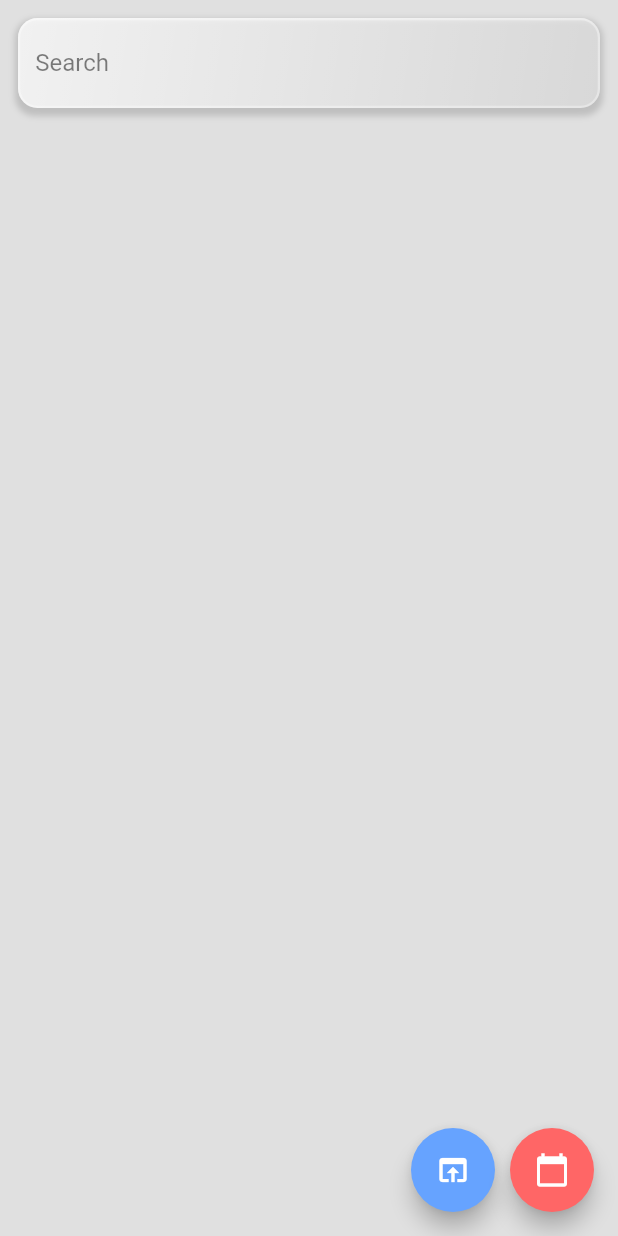
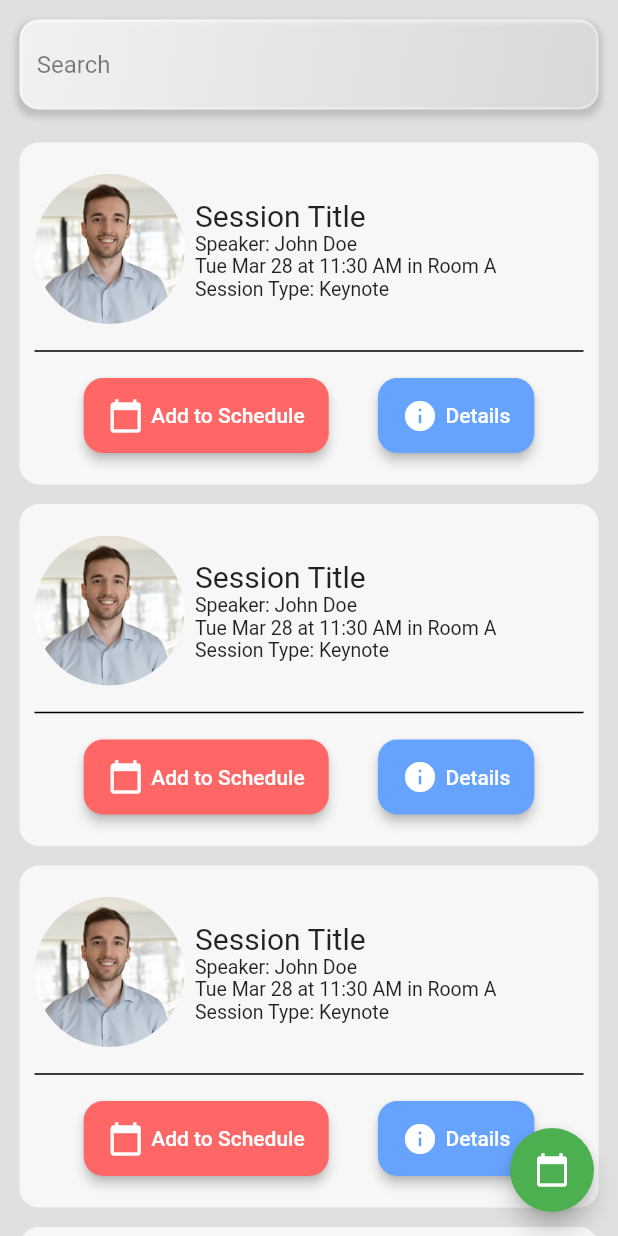
Before and after one commit to rtstudios/iands, a Flutter app: the SessionsPage screen opened by its route, on a phone screen of 412 x 824 dp. Run offline on Flutter 3.47's test engine with Material 2 defaults, Android fonts, the phone set to English and light mode, and no system bars; Roboto replaces fonts that are missing (Futura).

Commit message:
created boilerplate code for session list items

```diff
--- a/lib/SessionsPage.dart
+++ b/lib/SessionsPage.dart
@@ -19,31 +19,17 @@ class _SessionsPageState extends State<SessionsPage> {
         elevation: 0,
         backgroundColor: const Color.fromARGB(255, 17, 93, 196),
       ),
-      floatingActionButton: Row(
-        mainAxisAlignment: MainAxisAlignment.end,
-        children: [
-          FloatingActionButton(
-            backgroundColor: Color.fromARGB(255, 102, 163, 255),
-            child: Icon(Icons.open_in_browser, color: Colors.white),
-            onPressed: () {}
-          ),
-          Padding(
-            padding: const EdgeInsets.fromLTRB(10, 0, 0, 0),
-            child: FloatingActionButton(
-              backgroundColor: Color.fromARGB(255, 255, 102, 102),
-              child: Icon(Icons.calendar_today, color: Colors.white),
-              onPressed: () {}
-            ),
-          ),
-        ],
-      ),
+      floatingActionButton: FloatingActionButton(
+        backgroundColor: Colors.green,
+        child: Icon(Icons.calendar_today, color: Colors.white),
+        onPressed: () {}
+      ), // sort this out later; gives an error because the floating buttons are in a row
       body: Center(
-        child: Padding(
-          padding: const EdgeInsets.all(12),
-          child: Column(
-            mainAxisAlignment: MainAxisAlignment.start,
-            children: <Widget>[
-              Container(
+        child: ListView(
+          children: <Widget>[
+            Padding(
+              padding: const EdgeInsets.fromLTRB(13, 13, 13, 22),
+              child: Container(
                 width: double.infinity,
                 height: 60,
                 decoration: BoxDecoration(
@@ -87,10 +73,160 @@ class _SessionsPageState extends State<SessionsPage> {
                   ),
                 ),
               ),
-            ],
-          ),
+            ),
+            SessionListItem(),
+            SessionListItem(),
+            SessionListItem(),
+            SessionListItem(),
+          ],
         ),
       ),
     );
   }
 }
+
+class SessionListItem extends StatefulWidget {
+  const SessionListItem({ Key? key }) : super(key: key);
+
+  @override
+  State<SessionListItem> createState() => _SessionListItemState();
+}
+
+class _SessionListItemState extends State<SessionListItem> {
+  @override
+  Widget build(BuildContext context) {
+    return Padding(
+      padding: const EdgeInsets.fromLTRB(13, 0, 13, 13),
+      child: Container(
+        width: double.infinity,
+        height: 228,
+        decoration: BoxDecoration(
+          color: Color.fromARGB(255, 247, 247, 247),
+          borderRadius: BorderRadius.circular(13),
+        ),
+        child: Column(
+          mainAxisAlignment: MainAxisAlignment.center,
+          children: [
+            Padding(
+              padding: const EdgeInsets.all(10),
+              child: Row(
+                children: [
+                  ClipRRect(
+                    borderRadius: BorderRadius.circular(100),
+                    child: Image(
+                      width: 100,
+                      height: 100,
+                      fit: BoxFit.fitHeight,
+                      image: AssetImage("lib/assets/pfp.jpg"),
+                    ),
+                  ),
+                  Padding(
+                    padding: const EdgeInsets.fromLTRB(7, 0, 0, 0),
+                    child: Column(
+                      crossAxisAlignment: CrossAxisAlignment.start,
+                      children: [
+                        Text(
+                          "Session Title",
+                          style: TextStyle(
+                            fontFamily: "Futura",
+                            fontSize: 20,
+                          ),
+                        ),
+                        Text(
+                          "Speaker: John Doe",
+                          style: TextStyle(
+                            fontFamily: "Futura",
+                            fontSize: 13,
+                          ),
+                        ),
+                        Text(
+                          "Tue Mar 28 at 11:30 AM in Room A",
+                          style: TextStyle(
+                            fontFamily: "Futura",
+                            fontSize: 13,
+                          ),
+                        ),
+                        Text(
+                          "Session Type: Keynote",
+                          style: TextStyle(
+                            fontFamily: "Futura",
+                            fontSize: 13,
+                          ),
+                        ),
+                      ],
+                    ),
+                  ),
+                ],
+              ),
+            ),
+            Padding(
+              padding: const EdgeInsets.fromLTRB(10, 0, 10, 0),
+              child: Divider(
+                thickness: 1,
+                color: Colors.black,
+              ),
+            ),
+            Padding(
+              padding: const EdgeInsets.all(10),
+              child: Row(
+                mainAxisAlignment: MainAxisAlignment.spaceEvenly,
+                children: [
+                  MaterialButton(
+                    color: Color.fromARGB(255, 255, 102, 102),
+                    height: 50,
+                    minWidth: 100,
+                    elevation: 3,
+                    shape: RoundedRectangleBorder(
+                      borderRadius: BorderRadius.circular(13),
+                    ),
+                    child: Row(
+                      children: [
+                        Padding(
+                          padding: const EdgeInsets.fromLTRB(0, 0, 5, 0),
+                          child: Icon(Icons.calendar_today, color: Colors.white),
+                        ),
+                        Text(
+                          "Add to Schedule",
+                          style: TextStyle(
+                            color: Colors.white,
+                            fontFamily: "Futura",
+                          ),
+                        ),
+                      ],
+                    ),
+                    onPressed: () {},
+                  ),
+                  MaterialButton(
+                    color: Color.fromARGB(255, 102, 163, 255),
+                    height: 50,
+                    minWidth: 100,
+                    elevation: 3,
+                    shape: RoundedRectangleBorder(
+                      borderRadius: BorderRadius.circular(13),
+                    ),
+                    child: Row(
+                      children: [
+                        Padding(
+                          padding: const EdgeInsets.fromLTRB(0, 0, 5, 0),
+                          child: Icon(Icons.info, color: Colors.white),
+                        ),
+                        Text(
+                          "Details",
+                          style: TextStyle(
+                            color: Colors.white,
+                            fontFamily: "Futura",
+                          ),
+                        ),
+                      ],
+                    ),
+                    onPressed: () {},
+                  ),
+                ],
+              ),
+            ),
+          ],
+        ),
+      ),
+    );
+  }
+}
```
Also changed, not shown: lib/assets/pfp.jpg (added).
